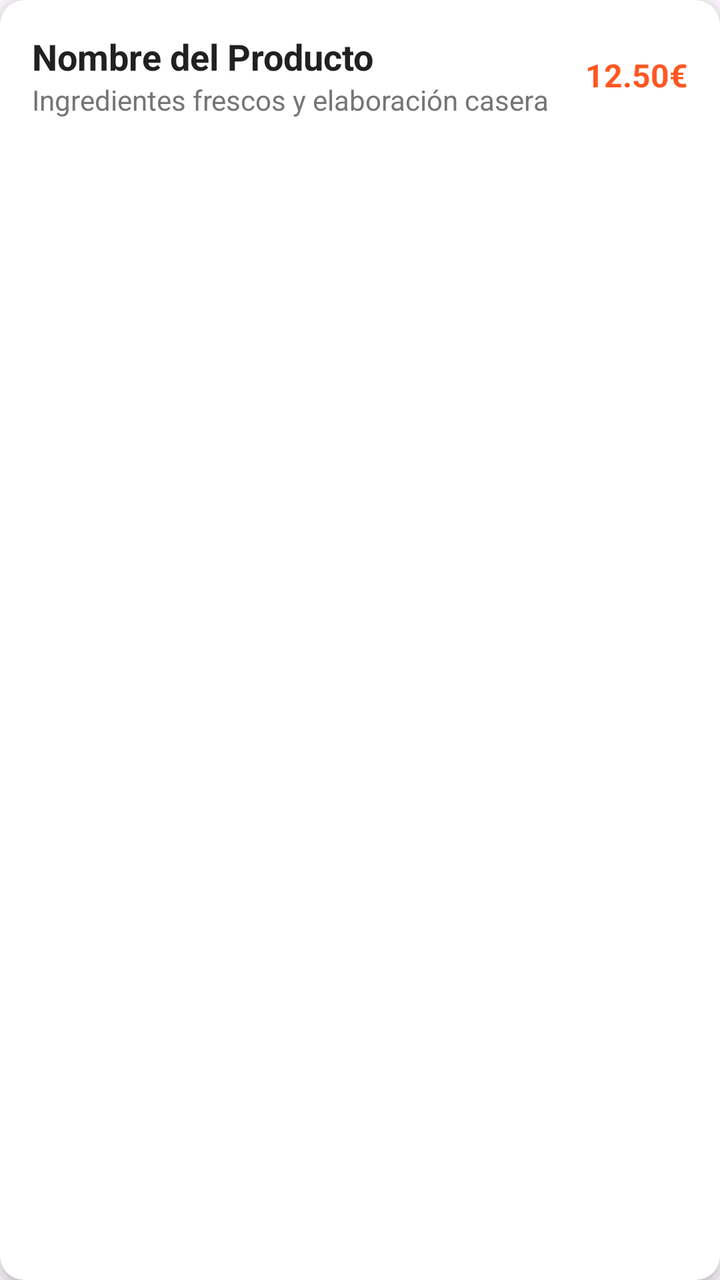
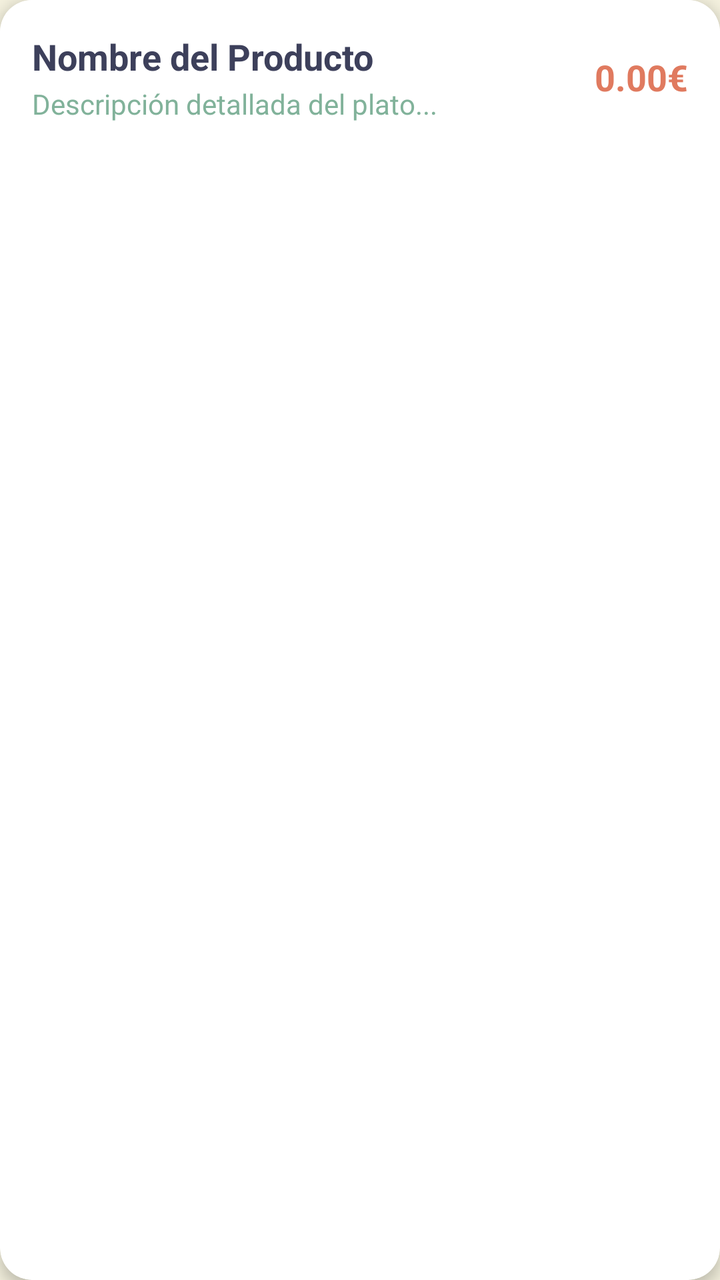

Screens rendered from an Android XML layout before and after an edit, with the pre-edit source and the edit as a unified diff.
<!-- AndroidManifest.xml: application theme Theme.Restaurante -->
<!-- res/layout/item_producto.xml -->
<?xml version="1.0" encoding="utf-8"?>
<androidx.cardview.widget.CardView
    xmlns:android="http://schemas.android.com/apk/res/android"
    xmlns:app="http://schemas.android.com/apk/res-auto"
    android:layout_width="match_parent"
    android:layout_height="wrap_content"
    android:layout_marginHorizontal="12dp"
    android:layout_marginVertical="6dp"
    app:cardCornerRadius="12dp"
    app:cardElevation="4dp">

    <LinearLayout
        android:layout_width="match_parent"
        android:layout_height="wrap_content"
        android:orientation="horizontal"
        android:padding="16dp">

        <LinearLayout
            android:layout_width="0dp"
            android:layout_height="wrap_content"
            android:layout_weight="1"
            android:orientation="vertical">

            <TextView
                android:id="@+id/txtNombrePlato"
                android:layout_width="wrap_content"
                android:layout_height="wrap_content"
                android:text="Nombre del Producto"
                android:textColor="#212121"
                android:textSize="18sp"
                android:textStyle="bold" />

            <TextView
                android:id="@+id/txtDescripcionFalsa"
                android:layout_width="wrap_content"
                android:layout_height="wrap_content"
                android:text="Ingredientes frescos y elaboración casera"
                android:textColor="#757575"
                android:textSize="14sp" />

            <TextView
                android:id="@+id/txtEstadoProducto"
                android:layout_width="wrap_content"
                android:layout_height="wrap_content"
                android:text="AGOTADO"
                android:textColor="#F44336"
                android:textSize="12sp"
                android:textStyle="bold"
                android:visibility="gone" />
        </LinearLayout>

        <TextView
            android:id="@+id/txtPrecioPlato"
            android:layout_width="wrap_content"
            android:layout_height="wrap_content"
            android:layout_gravity="center_vertical"
            android:text="12.50€"
            android:textColor="#FF5722"
            android:textSize="16sp"
            android:textStyle="bold" />

    </LinearLayout>

</androidx.cardview.widget.CardView>
<!-- resources referenced by this layout -->
<resources>
  <style name="Theme.Restaurante" parent="Base.Theme.Restaurante" />
  <style name="Base.Theme.Restaurante" parent="Theme.Material3.DayNight.NoActionBar">
          
          
      </style>
</resources>

<!-- the commit's change to res/layout/item_producto.xml (unified diff, before → after) -->
@@ -6,59 +6,69 @@
     android:layout_height="wrap_content"
     android:layout_marginHorizontal="12dp"
     android:layout_marginVertical="6dp"
-    app:cardCornerRadius="12dp"
+    app:cardCornerRadius="16dp"
     app:cardElevation="4dp">
 
     <LinearLayout
         android:layout_width="match_parent"
         android:layout_height="wrap_content"
         android:orientation="horizontal"
-        android:padding="16dp">
+        android:padding="16dp"
+        android:background="@color/card_surface">
 
         <LinearLayout
             android:layout_width="0dp"
             android:layout_height="wrap_content"
             android:layout_weight="1"
-            android:orientation="vertical">
+            android:orientation="vertical"
+            android:layout_marginEnd="16dp">
 
             <TextView
                 android:id="@+id/txtNombrePlato"
-                android:layout_width="wrap_content"
+                android:layout_width="match_parent"
                 android:layout_height="wrap_content"
                 android:text="Nombre del Producto"
-                android:textColor="#212121"
+                android:textColor="@color/primary"
                 android:textSize="18sp"
-                android:textStyle="bold" />
+                android:textStyle="bold"
+                android:ellipsize="end"
+                android:maxLines="2" />
 
             <TextView
-                android:id="@+id/txtDescripcionFalsa"
-                android:layout_width="wrap_content"
+                android:id="@+id/txtDescripcionProducto"
+                android:layout_width="match_parent"
                 android:layout_height="wrap_content"
-                android:text="Ingredientes frescos y elaboración casera"
-                android:textColor="#757575"
-                android:textSize="14sp" />
+                android:layout_marginTop="2dp"
+                android:text="Descripción detallada del plato..."
+                android:textColor="@color/secondary"
+                android:textSize="14sp"
+                android:ellipsize="end"
+                android:maxLines="2" />
 
             <TextView
                 android:id="@+id/txtEstadoProducto"
                 android:layout_width="wrap_content"
                 android:layout_height="wrap_content"
+                android:layout_marginTop="4dp"
                 android:text="AGOTADO"
-                android:textColor="#F44336"
+                android:textColor="@color/accent"
                 android:textSize="12sp"
                 android:textStyle="bold"
                 android:visibility="gone" />
         </LinearLayout>
 
+        
         <TextView
             android:id="@+id/txtPrecioPlato"
             android:layout_width="wrap_content"
             android:layout_height="wrap_content"
             android:layout_gravity="center_vertical"
-            android:text="12.50€"
-            android:textColor="#FF5722"
-            android:textSize="16sp"
+            android:minWidth="85dp"
+            android:gravity="end"
+            android:text="0.00€"
+            android:textColor="@color/accent"
+            android:textSize="18sp"
             android:textStyle="bold" />
 
     </LinearLayout>
-
 </androidx.cardview.widget.CardView>
<!-- resource entries referenced after the edit -->
@@ -1,9 +1,32 @@
 <!-- resources referenced by this layout -->
 <resources>
+  <color name="accent">@color/burnt_peach</color>
+  <color name="card_surface">@color/white</color>
+  <color name="primary">@color/twilight_indigo</color>
+  <color name="secondary">@color/muted_teal</color>
   <style name="Theme.Restaurante" parent="Base.Theme.Restaurante" />
+  <color name="burnt_peach">#E07A5F</color>
+  <color name="white">#FFFFFFFF</color>
+  <color name="twilight_indigo">#3D405B</color>
+  <color name="muted_teal">#81B29A</color>
   <style name="Base.Theme.Restaurante" parent="Theme.Material3.DayNight.NoActionBar">
-          
-          
+          <item name="colorPrimary">@color/primary</item>
+          <item name="colorOnPrimary">@color/white</item>
+          <item name="colorPrimaryContainer">@color/secondary</item>
+          <item name="colorOnPrimaryContainer">@color/white</item>
+  
+          <item name="colorSecondary">@color/accent</item>
+          <item name="colorOnSecondary">@color/white</item>
+          <item name="colorSecondaryContainer">@color/highlight</item>
+  
+          <item name="android:windowBackground">@color/background_app</item>
+          <item name="colorError">@color/accent</item>
+  
+          <item name="android:statusBarColor">@color/primary</item>
       </style>
+  <color name="highlight">@color/apricot_cream</color>
+  <color name="background_app">@color/eggshell</color>
+  <color name="apricot_cream">#F2CC8F</color>
+  <color name="eggshell">#F4F1DE</color>
 </resources>
 
